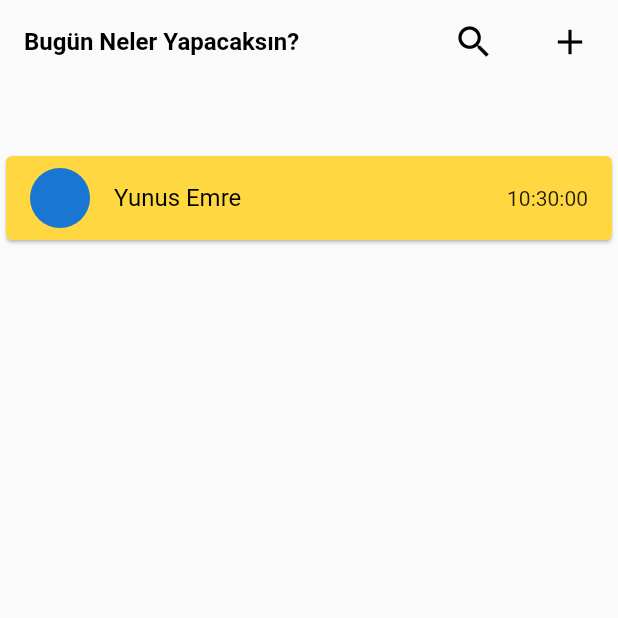
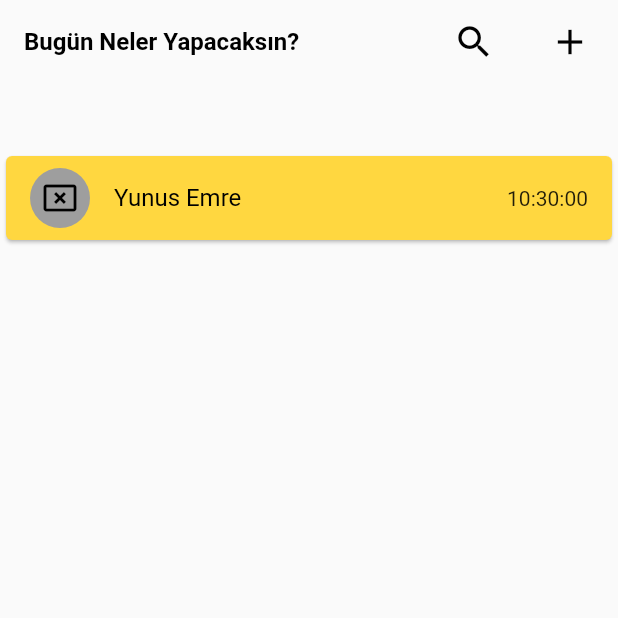
Before and after one commit to yeyemre/flutter_todo, a Flutter app: the screen it shows after launch, on a phone screen of 412 x 824 dp, the top half of it. Run offline on Flutter 3.47's test engine with Material 2 defaults, Android fonts, the phone set to English and light mode, and no system bars; our stand-ins replace flutter_datetime_picker, get.

Commit message:
bazı iyileştirmeler yapıldı

```diff
--- a/lib/controller/task_list_controller.dart
+++ b/lib/controller/task_list_controller.dart
@@ -1,14 +1,16 @@
-import 'package:flutter/material.dart';
 import 'package:get/get.dart';
+import 'package:todo_app/controller/task_model_controller.dart';
 import 'package:todo_app/models/task_model.dart';
 
 class TaskListController extends GetxController {
+  final taskModelController = Get.put(TaskModelController());
+
   static final listTask = [
-    TaskModel(
-        id: 'id',
-        name: 'Yunus Emre',
-        createdDate: DateTime.now(),
-        isCompleted: false),
+    TaskModel.createInstance(
+      name: 'Yunus Emre',
+      createdDate: DateTime.now(),
+      isCompleted: false,
+    ),
   ].obs;
 
   void addTask(TaskModel taskModel) {
@@ -20,10 +22,12 @@ class TaskListController extends GetxController {
   }
 
   void changeTaskStatus(TaskModel taskModel) {
-    TaskModel model = listTask.firstWhere((element) => taskModel == element);
+    TaskModel model = listTask.firstWhere((element) => element == taskModel);
 
-
-
-    debugPrint('Metod çalıştı. isim: ${taskModel.name} mevcut durum: ${taskModel.isCompleted}');
+    if (model.isCompleted == true) {
+      model.isCompleted = false;
+    } else {
+      model.isCompleted = true;
+    }
   }
 }
--- /dev/null
+++ b/lib/controller/task_model_controller.dart
@@ -0,0 +1,17 @@
+import 'package:get/get.dart';
+import 'package:todo_app/models/task_model.dart';
+
+class TaskModelController extends GetxController {
+  final _taskModel = TaskModel.createInstance(
+          name: 'emre', createdDate: DateTime.now(), isCompleted: false)
+      .obs;
+
+  TaskModel get taskModel => _taskModel.value;
+  set taskModel(TaskModel taskModel) => _taskModel.value = taskModel;
+
+  TaskModel createInstance(String name) {
+    _taskModel.value = TaskModel.createInstance(
+        name: name, createdDate: DateTime.now(), isCompleted: false);
+    return _taskModel.value;
+  }
+}
--- a/lib/models/task_model.dart
+++ b/lib/models/task_model.dart
@@ -2,11 +2,11 @@ import 'package:uuid/uuid.dart';
 
 class TaskModel {
   final String id;
-  final String name;
-  final DateTime createdDate;
-  final bool isCompleted;
+  String name;
+  DateTime createdDate;
+  bool isCompleted;
 
-  const TaskModel({
+  TaskModel({
     required this.id,
     required this.name,
     required this.createdDate,
--- a/lib/pages/home_page.dart
+++ b/lib/pages/home_page.dart
@@ -8,7 +8,7 @@ class HomePage extends StatelessWidget {
 
   @override
   Widget build(BuildContext context) {
-    return Scaffold(
+    return  Scaffold(
       appBar: const HomePageAppBarWidget(),
       body: AllTaskListWidget(),
     );
--- a/lib/widgets/home_page_app_bar_widget.dart
+++ b/lib/widgets/home_page_app_bar_widget.dart
@@ -18,7 +18,7 @@ class HomePageAppBarWidget extends StatefulWidget
 }
 
 class _HomePageAppBarWidgetState extends State<HomePageAppBarWidget> {
-  var taskList = TaskListController.listTask;
+  final taskList = TaskListController.listTask;
   late TextEditingController controller;
   late FocusNode focusNode;
   String name = '';
--- a/lib/widgets/task_list_widget.dart
+++ b/lib/widgets/task_list_widget.dart
@@ -7,8 +7,10 @@ import 'package:todo_app/models/task_model.dart';
 // ignore: must_be_immutable
 class AllTaskListWidget extends StatelessWidget {
   AllTaskListWidget({Key? key}) : super(key: key);
+
+  final TaskListController taskListController = Get.put(TaskListController());
+
   var listTask = TaskListController.listTask;
-  final TaskListController taskListController = Get.put(TaskListController());
 
   @override
   Widget build(BuildContext context) {
@@ -21,26 +23,37 @@ class AllTaskListWidget extends StatelessWidget {
           return Card(
             color: Colors.amberAccent.shade200,
             child: ListTile(
-                leading: _checkIsCompletedWidget(currentTask),
+              leading: InkWell(
+                child: _checkBoxIsCompletedWidget(currentTask),
+                onTap: () {
+                  taskListController.changeTaskStatus(currentTask);
+                },
+              ),
               title: Text(
                 currentTask.name,
                 style: const TextStyle(
                   color: Colors.black,
                 ),
               ),
-                trailing: Text(
-                    DateFormat('HH:mm:ss').format(currentTask.createdDate)),
+              trailing:
+                  Text(DateFormat('HH:mm:ss').format(currentTask.createdDate)),
             ),
           );
-          }),
+        },
+      ),
     );
   }
 
-  Widget _checkIsCompletedWidget(TaskModel currentTask) {
-    debugPrint('gelenler: ${currentTask.isCompleted}');
-    return InkWell(
-      child: CircleAvatar(),
-      onTap: () => taskListController.changeTaskStatus(currentTask),
+  Widget _checkBoxIsCompletedWidget(TaskModel currentTask) {
+    return CircleAvatar(
+      backgroundColor:
+          currentTask.isCompleted == true ? Colors.blue : Colors.grey,
+      child: Icon(
+        currentTask.isCompleted == true
+            ? Icons.check
+            : Icons.cancel_presentation,
+        color: currentTask.isCompleted == true ? Colors.white : Colors.black,
+      ),
     );
   }
 }
```
Lines whose indentation alone changed are shown as unchanged.
